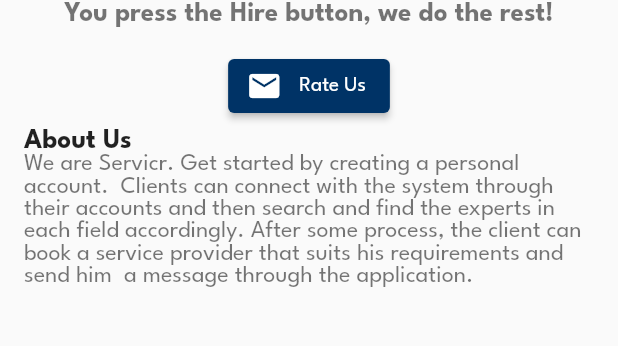
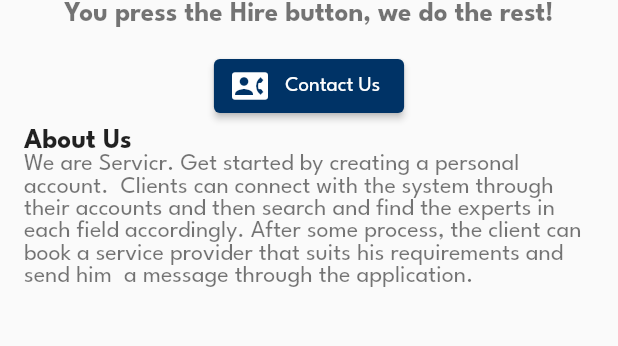
Before and after one commit to ethos-fit19/servicr_client, a Flutter app: the AboutPageUI screen opened directly, on a phone screen of 412 x 824 dp, the part 560-906 px from its top. Run offline on Flutter 3.47's test engine with Material 2 defaults, Android fonts, the phone set to English and light mode, and no system bars; our stand-ins replace date_picker_timeline, dio, email_validator, flutter_hooks, flutter_rating_bar, fluttertoast and 6 more; missing offline and left inert: dart:html, flutter_phone_direct_caller, flutter_share, image_picker_for_web, mailto, shared_preferences_web; accounts and stored records are empty; network calls fail.

Commit message:
Updated feature_profile#28

```diff
--- a/lib/views/utils/aboutUI.dart
+++ b/lib/views/utils/aboutUI.dart
@@ -3,6 +3,7 @@
 //import 'package:flutter/cupertino.dart';
 import 'package:flutter/material.dart';
 import 'package:servicr_client/views/appointments/review_user.dart';
+import 'package:servicr_client/views/utils/help_page.dart';
 
 class aboutUI extends StatelessWidget {
   @override
@@ -52,6 +53,13 @@ class aboutUI extends StatelessWidget {
         ),
          ElevatedButton.icon(
           onPressed: () {
+             Navigator.push(
+                          context,
+                          MaterialPageRoute(
+                              builder: (context) => HelpPageUI()),
+                        );
+
+
             // Navigator.push(
             //                     context,
             //                     MaterialPageRoute(
@@ -60,11 +68,11 @@ class aboutUI extends StatelessWidget {
             //                             servicerName: widget.name)));
           },
           icon: Icon(
-            Icons.mail,
+            Icons.contact_phone,
             color: Colors.white,
           ),
           label: Text(
-            ' Rate Us',
+            ' Contact Us',
             style: TextStyle(color: Colors.white),
           ),
           // color: Colors.blue,
--- a/pubspec.yaml
+++ b/pubspec.yaml
@@ -38,7 +38,7 @@ dependencies:
   http: ^0.13.4
   dio: ^4.0.6
   shared_preferences: ^2.0.15
-  # date_picker_timeline:
+  date_picker_timeline:
   flutter_rating_bar: ^4.0.1
   image_picker: ^0.8.4+1
   email_validator: ^2.0.1
```
Also changed, not shown: assets/images/help.png (added), assets/images/hire.jpg (added), pubspec.lock.
